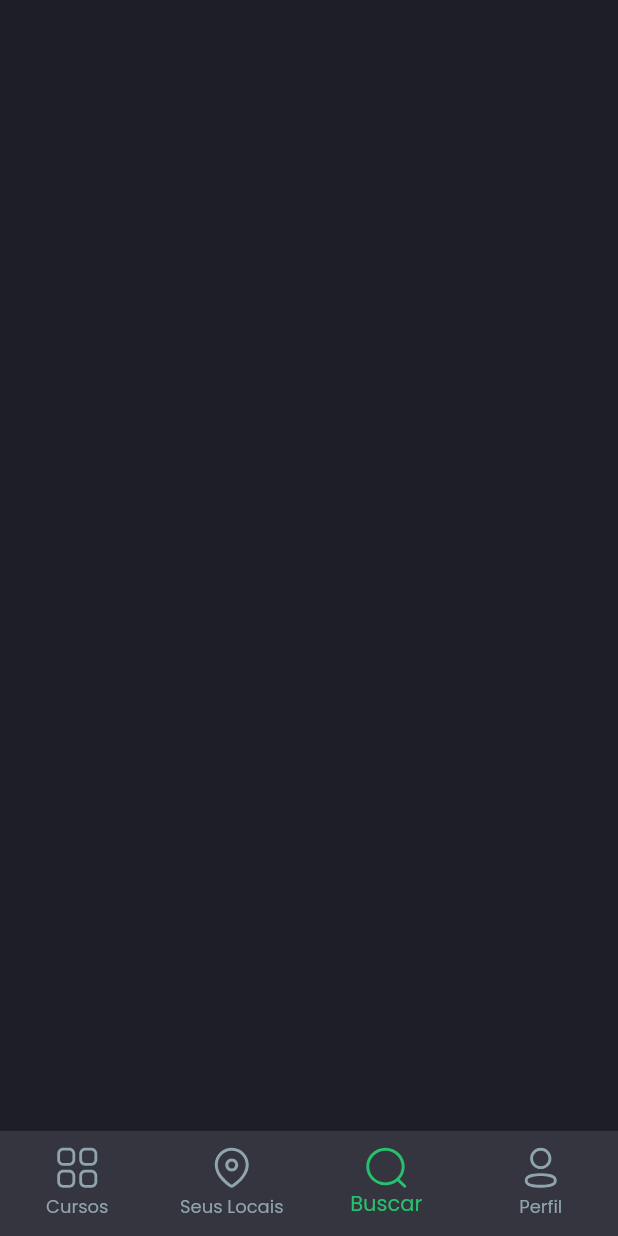
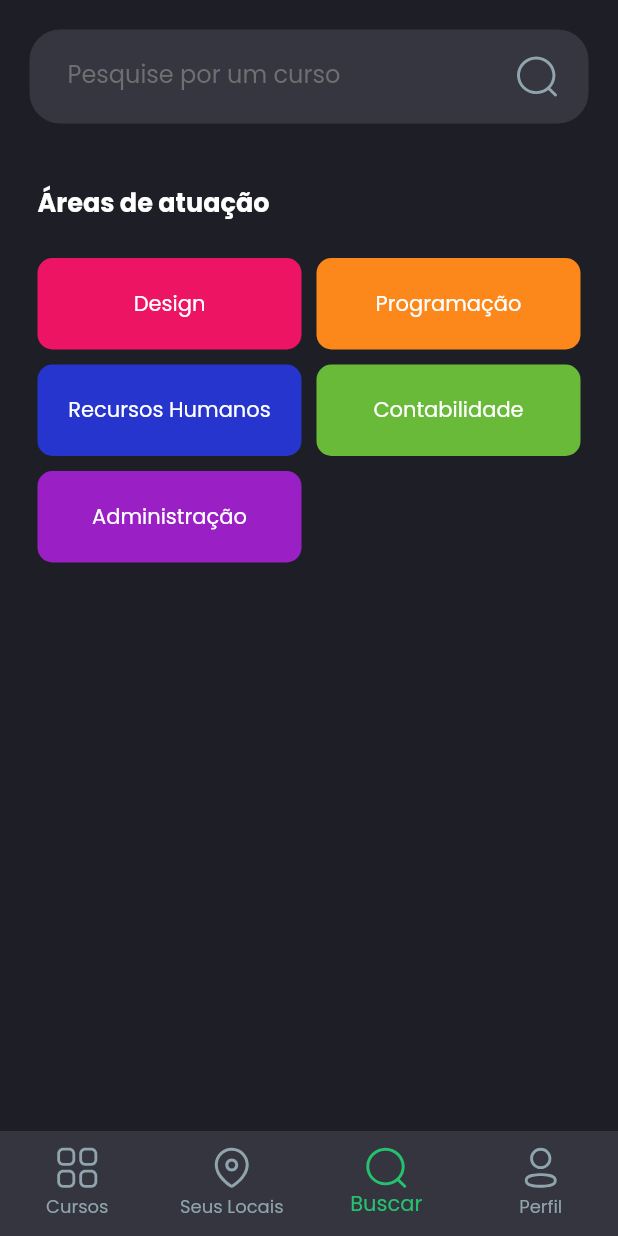
Before and after one commit to irdevp/HackathonCCR, a Flutter app: the screen it shows after launch, item 3 of the bottom bar chosen, on a phone screen of 412 x 824 dp. Run offline on Flutter 3.47's test engine with Material 2 defaults, Android fonts, the phone set to English and light mode, and no system bars; our stand-ins replace flutter_screenutil, flutter_svg, material_design_icons_flutter, simple_animations.

Commit message:
Erro Concertado, Amem!

```diff
--- a/lib/components/buttonCard.dart
+++ b/lib/components/buttonCard.dart
@@ -27,7 +27,7 @@ class ButtonCard extends StatelessWidget {
                 color: Colors.white, fontWeight: FontWeight.w800, fontSize: 15),
           ),
           SizedBox(
-            height: 5,
+            height: 3,
           ),
           Text(
             professor,
@@ -36,7 +36,7 @@ class ButtonCard extends StatelessWidget {
                 color: Colors.white, fontWeight: FontWeight.w400, fontSize: 13),
           ),
           SizedBox(
-            height: 5,
+            height: 3,
           ),
           Text(
             cargaHoraria,
--- a/lib/main.dart
+++ b/lib/main.dart
@@ -1,6 +1,7 @@
 import 'dart:async';
 
 import 'package:HackathonCCR/pages/app/baseScreen.dart';
+import 'package:HackathonCCR/pages/auth/Choice/choice.dart';
 import 'package:HackathonCCR/pages/auth/SignIn/signIn.dart';
 import 'package:HackathonCCR/util/constants.dart';
 import 'package:HackathonCCR/util/theme.dart';
@@ -20,10 +21,10 @@ class MyApp extends StatelessWidget {
         allowFontScaling: false,
         child: MaterialApp(
           debugShowCheckedModeBanner: false,
-          title: 'Flutter Demo',
+          title: 'EmpregAí',
           theme: themeData(),
-          //home: Main(),
           home: BaseScreen(),
+          //home: Choice(),
         ));
   }
 }
@@ -69,7 +70,7 @@ class _MainState extends State<Main> with TickerProviderStateMixin {
     Timer(
         Main.DELAY_TO_NEXT_SCREEN,
         () => Navigator.of(context).pushReplacement(
-            MaterialPageRoute(builder: (BuildContext context) => SignIn())));
+            MaterialPageRoute(builder: (BuildContext context) => Choice())));
     return Scaffold(
       backgroundColor: kPrimaryColor,
       body: Stack(
--- a/lib/pages/app/baseScreen.dart
+++ b/lib/pages/app/baseScreen.dart
@@ -1,5 +1,6 @@
 import 'package:HackathonCCR/pages/app/home/home.dart';
 import 'package:HackathonCCR/pages/app/search/search.dart';
+import 'package:HackathonCCR/pages/app/search/search2.dart';
 import 'package:HackathonCCR/util/constants.dart';
 import 'package:flutter/material.dart';
 import 'package:flutter_screenutil/flutter_screenutil.dart';
@@ -16,7 +17,7 @@ class _BaseScreenState extends State<BaseScreen>
   static List<Widget> _widgetOptions = <Widget>[
     HomeScreen(),
     Container(),
-    Search(),
+    Search2(),
     Container()
   ];
 
@@ -29,6 +30,7 @@ class _BaseScreenState extends State<BaseScreen>
   @override
   Widget build(BuildContext context) {
     return Scaffold(
+      resizeToAvoidBottomInset: false,
       body: SafeArea(
           child: Stack(
         children: <Widget>[
--- /dev/null
+++ b/lib/pages/app/search/search2.dart
@@ -0,0 +1,110 @@
+import 'package:flutter/material.dart';
+import 'package:flutter_svg/flutter_svg.dart';
+
+class Search2 extends StatefulWidget {
+  @override
+  _Search2State createState() => _Search2State();
+}
+
+class _Search2State extends State<Search2> {
+  TextEditingController _fieldSearch2 = TextEditingController();
+  @override
+  Widget build(BuildContext context) {
+    return Scaffold(
+      resizeToAvoidBottomInset: false,
+      body: SingleChildScrollView(
+        child: Column(
+          children: [
+            Container(
+                margin: EdgeInsets.symmetric(horizontal: 20, vertical: 20),
+                child: TextFormField(
+                  controller: _fieldSearch2,
+                  keyboardType: TextInputType.emailAddress,
+                  textAlignVertical: TextAlignVertical.bottom,
+                  onChanged: (value) => {
+                    if (value.isNotEmpty)
+                      {setState(() {})}
+                    else
+                      {setState(() {})}
+                  },
+                  decoration: InputDecoration(
+                    labelText: "Pesquise por um curso",
+                    fillColor: _fieldSearch2.text.isNotEmpty
+                        ? Colors.white
+                        : Color(0xFF35363F),
+                    floatingLabelBehavior: FloatingLabelBehavior.never,
+                    suffixIcon: Container(
+                      padding: EdgeInsets.symmetric(horizontal: 20),
+                      child: SvgPicture.asset(
+                        "assets/images/Search.svg",
+                      ),
+                    ),
+                  ),
+                )),
+            _fieldSearch2.text.isNotEmpty ? SizedBox() : buildSnips()
+          ],
+        ),
+      ),
+    );
+  }
+
+  Container buildSnips() {
+    return Container(
+      margin: EdgeInsets.symmetric(horizontal: 20),
+      child: Column(
+        children: [
+          Container(
+            margin: EdgeInsets.symmetric(vertical: 20, horizontal: 5),
+            child: Align(
+              alignment: Alignment.centerLeft,
+              child: Text(
+                "Áreas de atuação",
+                textAlign: TextAlign.start,
+                style: TextStyle(
+                    color: Colors.white,
+                    fontWeight: FontWeight.w800,
+                    fontSize: 17),
+              ),
+            ),
+          ),
+          Row(
+            children: [
+              buildTag("Design", Color(0xFFED1563)),
+              buildTag("Programação", Color(0xFFFC871B)),
+            ],
+          ),
+          Row(
+            children: [
+              buildTag("Recursos Humanos", Color(0xFF2635CE)),
+              buildTag("Contabilidade", Color(0xFF69BA38)),
+            ],
+          ),
+          Row(
+            children: [
+              buildTag("Administração", Color(0xFF9A20C5)),
+              Expanded(
+                child: Container(),
+              )
+            ],
+          )
+        ],
+      ),
+    );
+  }
+
+  Expanded buildTag(String text, Color color) {
+    return Expanded(
+      child: Container(
+        margin: EdgeInsets.all(5),
+        decoration: BoxDecoration(
+            color: color, borderRadius: BorderRadius.circular(10)),
+        padding: EdgeInsets.symmetric(vertical: 20),
+        child: Text(
+          text,
+          textAlign: TextAlign.center,
+          style: TextStyle(color: Colors.white),
+        ),
+      ),
+    );
+  }
+}
--- a/lib/util/constants.dart
+++ b/lib/util/constants.dart
@@ -31,7 +31,7 @@ const String kShortPassError = "Senha contem menos de 8 Caracteres";
 
 const Color kError = Color(0xFFD8000C);
 OutlineInputBorder outlineInputBorderError = OutlineInputBorder(
-    borderRadius: BorderRadius.circular(8),
+    borderRadius: BorderRadius.circular(20),
     borderSide: BorderSide(color: kError),
     gapPadding: 10);
 const double kSpaceS = 8.0;
--- a/pubspec.yaml
+++ b/pubspec.yaml
@@ -28,6 +28,7 @@ dependencies:
   clip_shadow: ^0.2.1
   material_design_icons_flutter: ^4.0.5855
   flutter_svg: ^0.19.1
+  dio: ^3.0.10
 dev_dependencies:
   flutter_test:
     sdk: flutter
```
Also changed, not shown: lib/pages/app/home/home.dart (+6 -10 lines), lib/pages/app/search/search.dart (+111 -1 lines), lib/pages/auth/Choice/choice.dart (added, +139 -0 lines), lib/pages/auth/SignIn/body/body.dart (+5 -21 lines), lib/pages/auth/SignIn/body/form.dart (+9 -5 lines), lib/util/theme.dart (+11 -5 lines), assets/images/Aluno.svg (added), assets/images/Empresa.svg (added), assets/images/Logo.svg (added), assets/images/Professor.svg (added), pubspec.lock.
